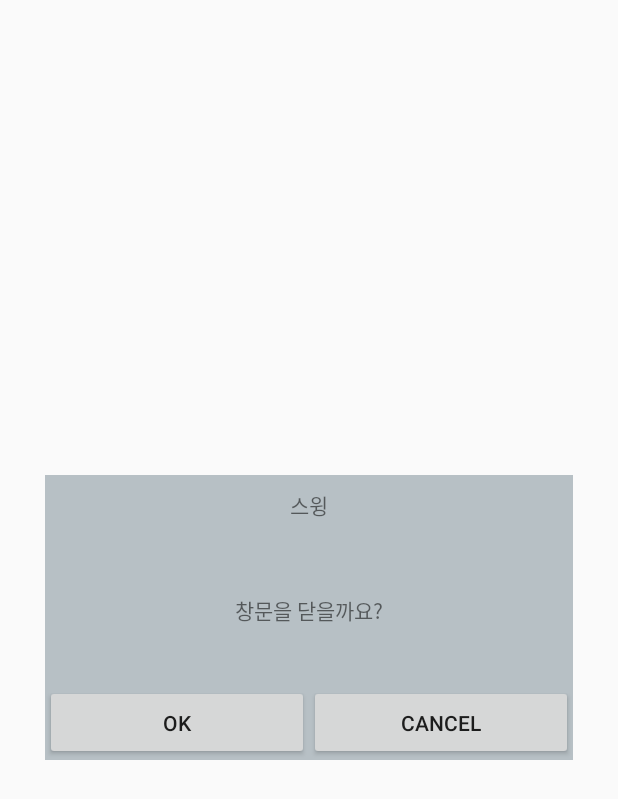
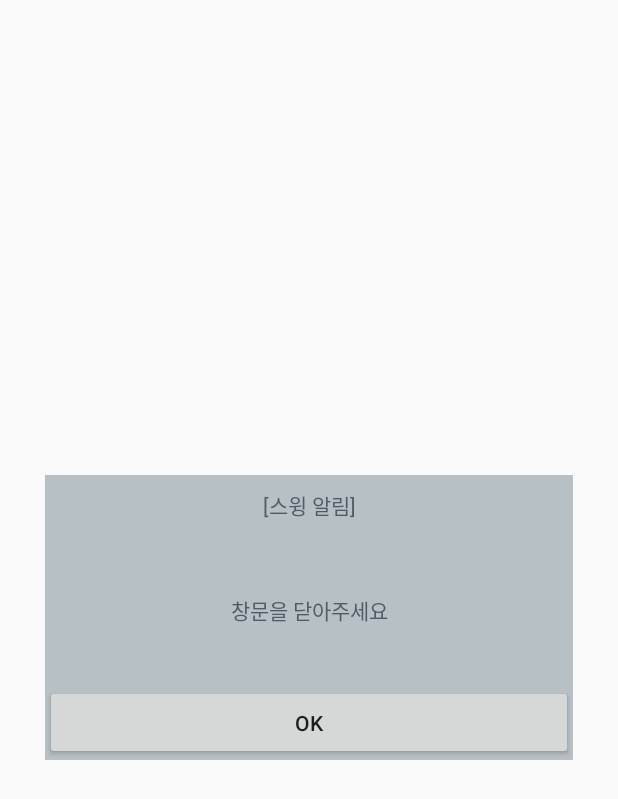
Before and after one commit to kwonhyeona/slidingWindow, an Android app: the layout activity_popup.xml on its own in the app's theme, with its tools: preview values and no code run, on a phone screen of 412 x 824 dp. Shown: the top 799 px of the screen. Run offline under Robolectric (Android 15) with nearby library versions, the phone set to English and light mode, and no system bars.

Commit message:
최종코드

```diff
--- a/app/src/main/java/sungshin/ac/kr/smartwindow/PopupActivity.java
+++ b/app/src/main/java/sungshin/ac/kr/smartwindow/PopupActivity.java
@@ -3,10 +3,13 @@ package sungshin.ac.kr.smartwindow;
 import android.app.Activity;
 import android.support.v7.app.AppCompatActivity;
 import android.os.Bundle;
+import android.view.View;
 import android.view.Window;
 import android.view.WindowManager;
+import android.widget.Button;
 
 public class PopupActivity extends Activity {
+    private Button btn_ok;
 
     @Override
     protected void onCreate(Bundle savedInstanceState) {
@@ -18,5 +21,13 @@ public class PopupActivity extends Activity {
         getWindow().setAttributes(layoutParams);
 
         setContentView(R.layout.activity_popup);
+        btn_ok = (Button)findViewById(R.id.btn_ok);
+
+        btn_ok.setOnClickListener(new View.OnClickListener() {
+            @Override
+            public void onClick(View v) {
+                finish();
+            }
+        });
     }
 }
--- a/app/src/main/res/layout/activity_popup.xml
+++ b/app/src/main/res/layout/activity_popup.xml
@@ -21,14 +21,16 @@
             android:layout_width="match_parent"
             android:layout_height="40dp"
             android:gravity="center"
-            android:text="스윙" />
+            android:text="[스윙 알림]"
+            android:textColor="@color/textDark"/>
 
         <TextView
             android:id="@+id/tv_content"
             android:layout_width="match_parent"
             android:layout_height="100dp"
             android:gravity="center"
-            android:text="창문을 닫을까요?" />
+            android:text="창문을 닫아주세요"
+            android:textColor="@color/textDark"/>
 
         <LinearLayout
             android:layout_width="match_parent"
@@ -43,13 +45,6 @@
                 android:gravity="center"
                 android:text="ok" />
 
-            <Button
-                android:id="@+id/btn_cancel"
-                android:layout_width="0dp"
-                android:layout_height="match_parent"
-                android:layout_weight="1"
-                android:gravity="center"
-                android:text="cancel" />
         </LinearLayout>
     </LinearLayout>
 
```
